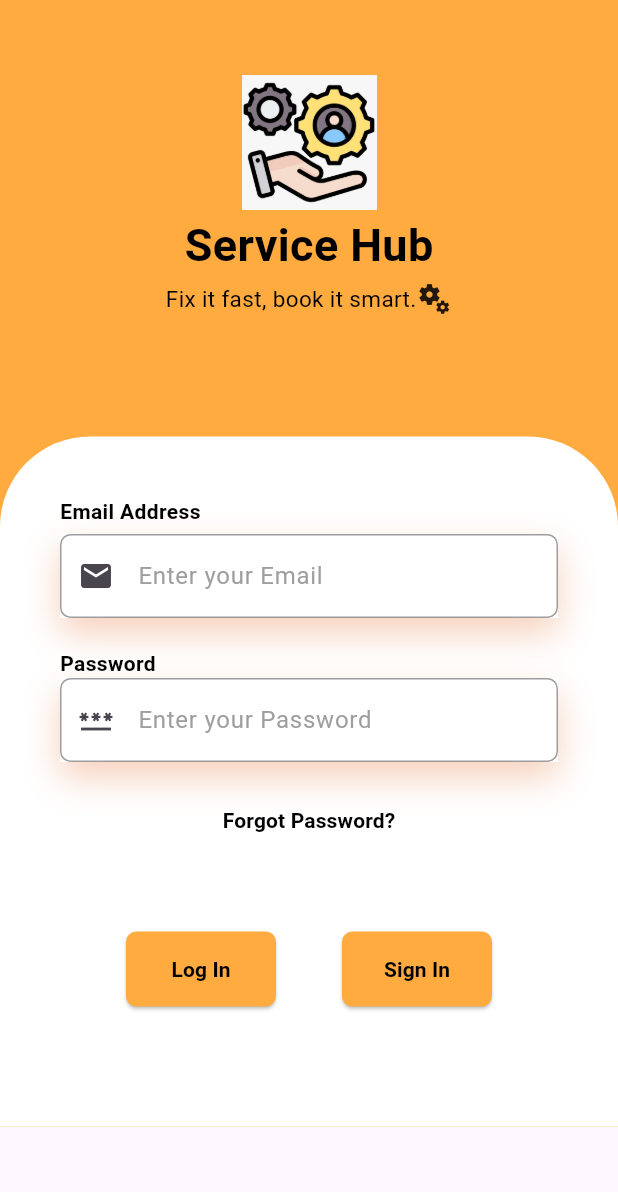
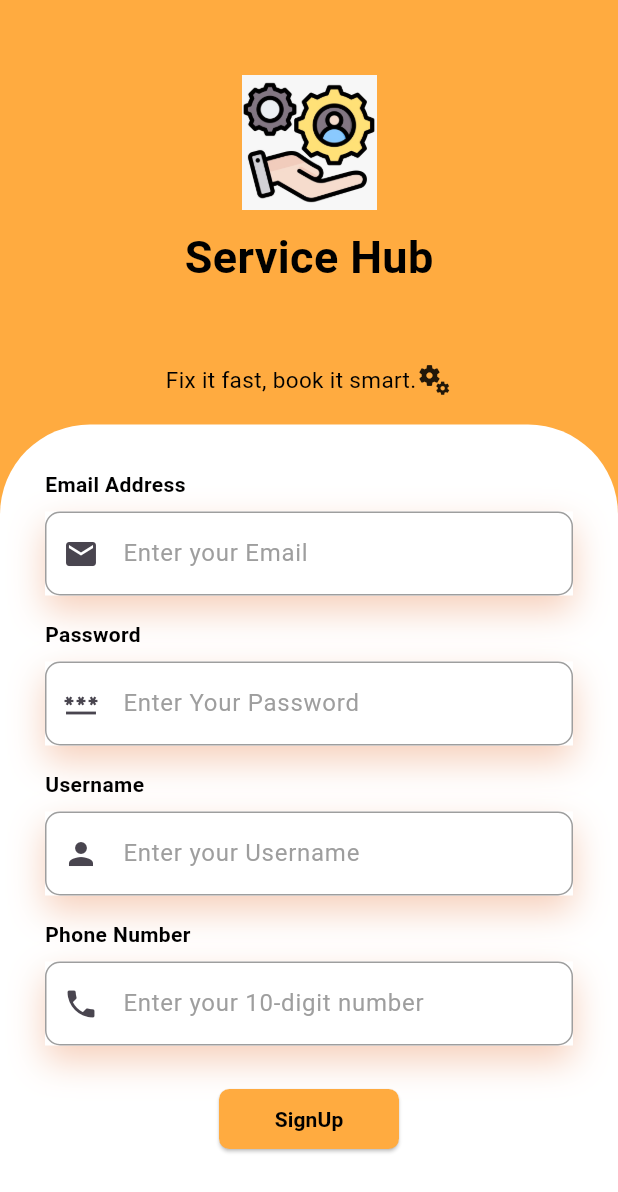
Before and after one commit to vigneshwaran-flutterdev/ServiceHub, a Flutter app: the screen it shows after launch, on a phone screen of 412 x 824 dp. Shown: the top 1192 px of the screen. Run offline on Flutter 3.47's test engine with Material 3 defaults, Android fonts, the phone set to English and light mode, and no system bars; our stand-ins replace cloud_firestore, curved_navigation_bar, firebase_auth, firebase_core, flutter_rating_stars, iconsax; accounts and stored records are empty; generated files the repository leaves out were written again.

Commit message:
Project update phase -2

```diff
--- a/lib/loginpages/login.dart
+++ /dev/null
@@ -1,195 +0,0 @@
-import 'package:flutter/material.dart';
-import 'package:servicehub/loginpages/signup.dart';
-import 'package:servicehub/pages/firstscreen.dart';
-
-class Login extends StatefulWidget {
-  const Login({super.key});
-
-  @override
-  State<Login> createState() => LoginState();
-}
-
-class LoginState extends State<Login> {
-  final formkey = GlobalKey<FormState>();
-  @override
-  Widget build(BuildContext context) {
-    return Scaffold(
-      body: SingleChildScrollView(
-        child: Container(
-          width: double.infinity,
-          decoration: BoxDecoration(
-            gradient: LinearGradient(
-              begin: Alignment.topCenter,
-              colors: [
-                Colors.orangeAccent.shade200,
-                Colors.orangeAccent.shade200,
-                Colors.orangeAccent.shade200,
-              ],
-            ),
-          ),
-          child: Column(
-            children: [
-              Column(
-                children: [
-                  SizedBox(height: 50),
-                  Image.asset("assets/images/image1.jpeg", height: 90, width: 100),
-                  SizedBox(height: 2),
-                  Text(
-                    "Service Hub",
-                    style: TextStyle(
-                      fontSize: 30,
-                      color: Colors.black,
-                      fontWeight: FontWeight.bold,
-                    ),
-                  ),
-                  SizedBox(height: 2),
-                  Row(
-                    mainAxisAlignment: MainAxisAlignment.center,
-                    crossAxisAlignment: CrossAxisAlignment.center,
-                    children: [
-                      Text(
-                        "Fix it fast, book it smart.",
-                        style: TextStyle(fontSize: 15, color: Colors.black),
-                      ),
-                      Icon(Icons.miscellaneous_services),
-                    ],
-                  ),
-                ],
-              ),
-              SizedBox(height: 80),
-              Container(
-                decoration: BoxDecoration(
-                  color: Colors.white,
-                  borderRadius: BorderRadius.only(
-                    topLeft: Radius.circular(60),
-                    topRight: Radius.circular(60),
-                  ),
-                ),
-                child: Padding(
-                  padding: const EdgeInsets.symmetric(
-                    horizontal: 40,
-                    vertical: 40,
-                  ),
-                  child: Column(
-                    mainAxisAlignment: MainAxisAlignment.start,
-                    crossAxisAlignment: CrossAxisAlignment.start,
-                    children: [
-                      buildtext("Email Address"),
-                      SizedBox(height: 5),
-                      Form(
-                        key: formkey,
-                        child: Column(
-                          mainAxisAlignment: MainAxisAlignment.start,
-                          crossAxisAlignment: CrossAxisAlignment.start,
-                          children: [
-                            _buildcontainer("Enter your Email", Icons.email),
-                            SizedBox(
-                              height: 20,
-                            ),
-                            buildtext("Password"),
-                            _buildcontainer("Enter your Password", Icons.password),
-                          ],
-                        ),
-                      ),
-                      SizedBox(height: 5),
-                      SizedBox(height: 10),
-                      Row(
-                        mainAxisAlignment: MainAxisAlignment.center,
-                        crossAxisAlignment: CrossAxisAlignment.center,
-                        children: [
-                          TextButton(
-                            onPressed: () {},
-                            child: buildtext("Forgot Password?"),
-                          ),
-                        ],
-                      ),
-                      SizedBox(height: 50),
-                      Center(
-                        child: Row(
-                          mainAxisAlignment: MainAxisAlignment.spaceEvenly,
-                          children: [
-                            ElevatedButton(
-                              onPressed: () {
-                                Navigator.push(context,
-                                    MaterialPageRoute(builder: (context) => Firstscreen()));
-                              },
-                              style: ElevatedButton.styleFrom(
-                                backgroundColor: Colors.orangeAccent,
-                                shape: RoundedRectangleBorder(
-                                  borderRadius: BorderRadiusGeometry.circular(7),
-                                ),
-                                fixedSize: Size(100, 50),
-                              ),
-                              child: buildtext("Log In"),
-                            ),
-                            ElevatedButton(
-                              onPressed: () {
-                                setState(() {
-                                  Navigator.push(
-                                      context, MaterialPageRoute(builder: (context) => Signup()));
-                                });
-                              },
-                              style: ElevatedButton.styleFrom(
-                                backgroundColor: Colors.orangeAccent,
-                                shape: RoundedRectangleBorder(
-                                  borderRadius: BorderRadius.circular(7),
-                                ),
-                                fixedSize: Size(100, 50),
-                              ),
-                              child: buildtext("Sign In"),
-                            ),
-                          ],
-                        ),
-                      ),
-                      SizedBox(height: 40),
-                    ],
-                  ),
-                ),
-              ),
-            ],
-          ),
-        ),
-      ),
-    );
-  }
-}
-
-Widget buildtext(String txt) {
-  return Text(
-    txt,
-    style: TextStyle(
-      color: Colors.black,
-      fontWeight: FontWeight.bold,
-    ),
-  );
-}
-
-Widget _buildcontainer(String hntxt, IconData ic) {
-  return Container(
-    decoration: BoxDecoration(color: Colors.white, boxShadow: [
-      BoxShadow(
-        color: Color.fromRGBO(225, 95, 27, .3),
-        blurRadius: 20,
-        offset: Offset(0, 10),
-      )
-    ]),
-    child: TextFormField(
-      obscureText: true,
-      decoration: InputDecoration(
-        focusedBorder: OutlineInputBorder(
-          borderRadius: BorderRadius.circular(7),
-          borderSide: BorderSide(color: Colors.white),
-        ),
-        enabledBorder: OutlineInputBorder(
-          borderSide: BorderSide(color: Colors.grey),
-          borderRadius: BorderRadius.circular(7),
-        ),
-        fillColor: Colors.white,
-        filled: true,
-        hintText: hntxt,
-        prefixIcon: Icon(ic),
-        hintStyle: TextStyle(color: Colors.grey),
-      ),
-    ),
-  );
-}
--- a/lib/loginpages/signup.dart
+++ b/lib/loginpages/signup.dart
@@ -1,5 +1,9 @@
+// ignore_for_file: use_build_context_synchronously
 
+import 'package:cloud_firestore/cloud_firestore.dart';
+import 'package:firebase_auth/firebase_auth.dart';
 import 'package:flutter/material.dart';
+import 'package:servicehub/pages/firstscreen.dart';
 
 class Signup extends StatefulWidget {
   const Signup({super.key});
@@ -7,7 +11,38 @@ class Signup extends StatefulWidget {
   State<Signup> createState() => SignupState();
 }
 
+Future<String> signUp(
+  String email,
+  String password,
+  String username,
+  phon,
+  Timestamp stamp,
+  BuildContext context,
+) async {
+  try {
+    await FirebaseAuth.instance.createUserWithEmailAndPassword(
+      email: email,
+      password: password,
+    );
+    String id = FirebaseAuth.instance.currentUser!.uid;
+    await FirebaseFirestore.instance.collection('users').doc(id).set({
+      'createdAt': stamp,
+      'email': email,
+      'phno': phon,
+      'username': username,
+    });
+    return 'You signup is done';
+  } on FirebaseAuthException catch (e) {
+    return e.code;
+  }
+}
+
 class SignupState extends State<Signup> {
+  TextEditingController email = TextEditingController();
+  TextEditingController password = TextEditingController();
+  TextEditingController username = TextEditingController();
+  TextEditingController phoneNumber = TextEditingController();
+
   @override
   Widget build(BuildContext context) {
     return Scaffold(
@@ -67,23 +102,53 @@ class SignupState extends State<Signup> {
                       children: [
                         buildtext("Email Address"),
                         SizedBox(height: 8),
-                        buildtff("Enter your Email", Icons.email),
+                        buildtff("Enter your Email", Icons.email, email),
                         SizedBox(height: 16),
                         buildtext("Password"),
                         SizedBox(height: 8),
-                        buildtff("Enter Your Password", Icons.password),
+                        buildtff("Enter Your Password", Icons.password, password),
                         SizedBox(height: 16),
                         buildtext("Username"),
                         SizedBox(height: 8),
-                        buildtff("Enter your Username", Icons.person),
+                        buildtff("Enter your Username", Icons.person, username),
                         SizedBox(height: 16),
                         buildtext("Phone Number"),
                         SizedBox(height: 8),
-                        buildtff("Enter your 10-digit number", Icons.phone),
+                        buildtff("Enter your 10-digit number", Icons.phone, phoneNumber),
                         SizedBox(height: 25),
                         Center(
                           child: ElevatedButton(
-                            onPressed: () {},
+                            onPressed: () async {
+                              final val = await signUp(
+                                email.text,
+                                password.text,
+                                username.text,
+                                int.tryParse(phoneNumber.text),
+                                Timestamp.now(),
+                                context,
+                              );
+                              if (val == 'You signup is done') {
+                                Center(child: CircularProgressIndicator());
+                                password.clear();
+                                email.clear();
+                                username.clear();
+                                phoneNumber.clear();
+
+                                ScaffoldMessenger.of(context).showSnackBar(
+                                  SnackBar(
+                                    content: Text(val.toString()),
+                                  ),
+                                );
+
+                                Navigator.push(context,
+                                    MaterialPageRoute(builder: (context) => Firstscreen()));
+                              }
+                              ScaffoldMessenger.of(context).showSnackBar(
+                                SnackBar(
+                                  content: Text(val.toString()),
+                                ),
+                              );
+                            },
                             style: ElevatedButton.styleFrom(
                               backgroundColor: Colors.orangeAccent.shade200,
                               shape: RoundedRectangleBorder(
@@ -118,7 +183,7 @@ Widget buildtext(String txt) {
   );
 }
 
-Widget buildtff(String txt, IconData ic) {
+Widget buildtff(String txt, IconData ic, TextEditingController controller) {
   return Container(
     decoration: BoxDecoration(
       color: Colors.white,
@@ -127,6 +192,7 @@ Widget buildtff(String txt, IconData ic) {
       ],
     ),
     child: TextFormField(
+      controller: controller,
       keyboardType: TextInputType.text,
       decoration: InputDecoration(
         enabledBorder: OutlineInputBorder(
--- a/lib/main.dart
+++ b/lib/main.dart
@@ -1,7 +1,15 @@
+import 'package:firebase_core/firebase_core.dart';
 import 'package:flutter/material.dart';
-import 'package:servicehub/loginpages/login.dart';
+import 'package:servicehub/firebase%20files/firebase_options.dart';
+import 'package:servicehub/loginpages/signup.dart';
 
-void main() {
+void main() async {
+  WidgetsFlutterBinding.ensureInitialized();
+
+  await Firebase.initializeApp(
+    options: DefaultFirebaseOptions.currentPlatform,
+  );
+
   runApp(const MyApp());
 }
 
@@ -12,7 +20,7 @@ class MyApp extends StatelessWidget {
   Widget build(BuildContext context) {
     return MaterialApp(
       debugShowCheckedModeBanner: false,
-      home: Login(),
+      home: Signup(),
     );
   }
 }
--- a/pubspec.yaml
+++ b/pubspec.yaml
@@ -37,6 +37,10 @@ dependencies:
   iconsax: ^0.0.8
   curved_navigation_bar: ^1.0.6
   flutter_rating_stars: ^1.1.0
+  cloud_firestore: ^6.1.2
+  firebase_core: ^4.4.0
+  firebase_auth: ^6.1.4
+  google_sign_in: ^6.2.1
 
 dev_dependencies:
   flutter_test:
```
Also changed, not shown: lib/providers/provider1.dart (added, +9 -0 lines), firebase.json (added), lib/firebase files/firebase_options.dart (added), pubspec.lock, 6 other files.
